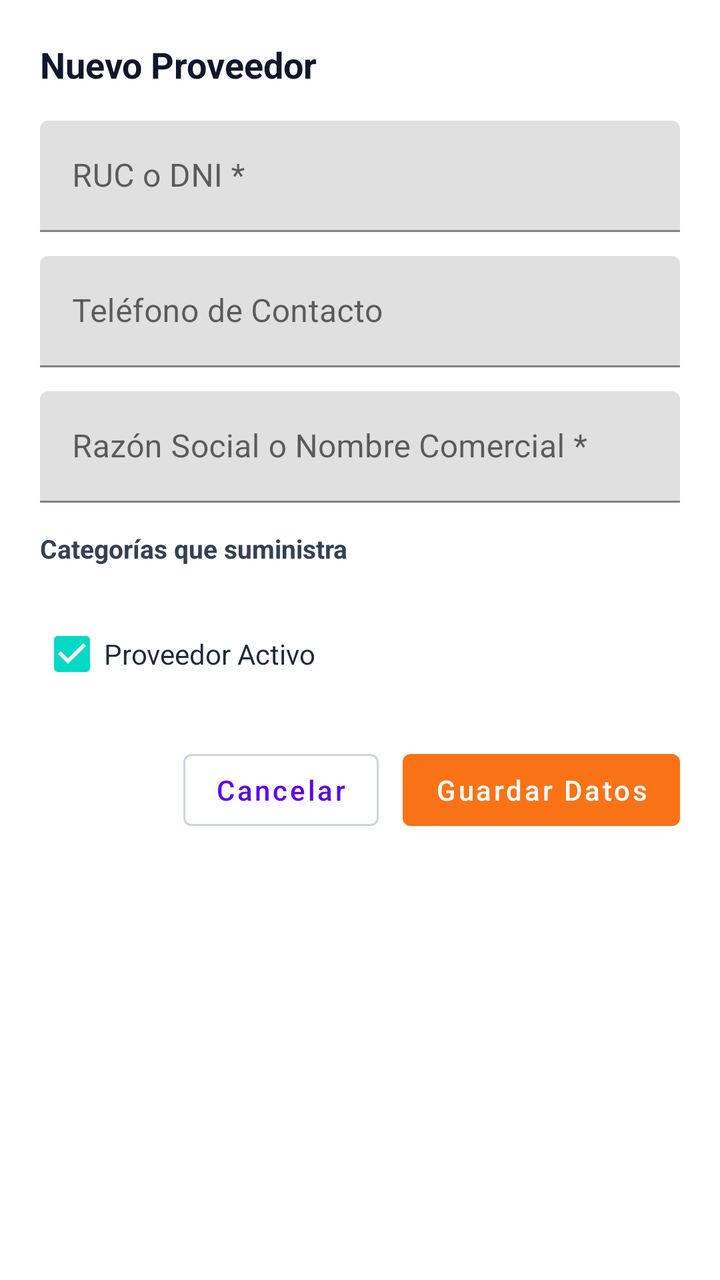
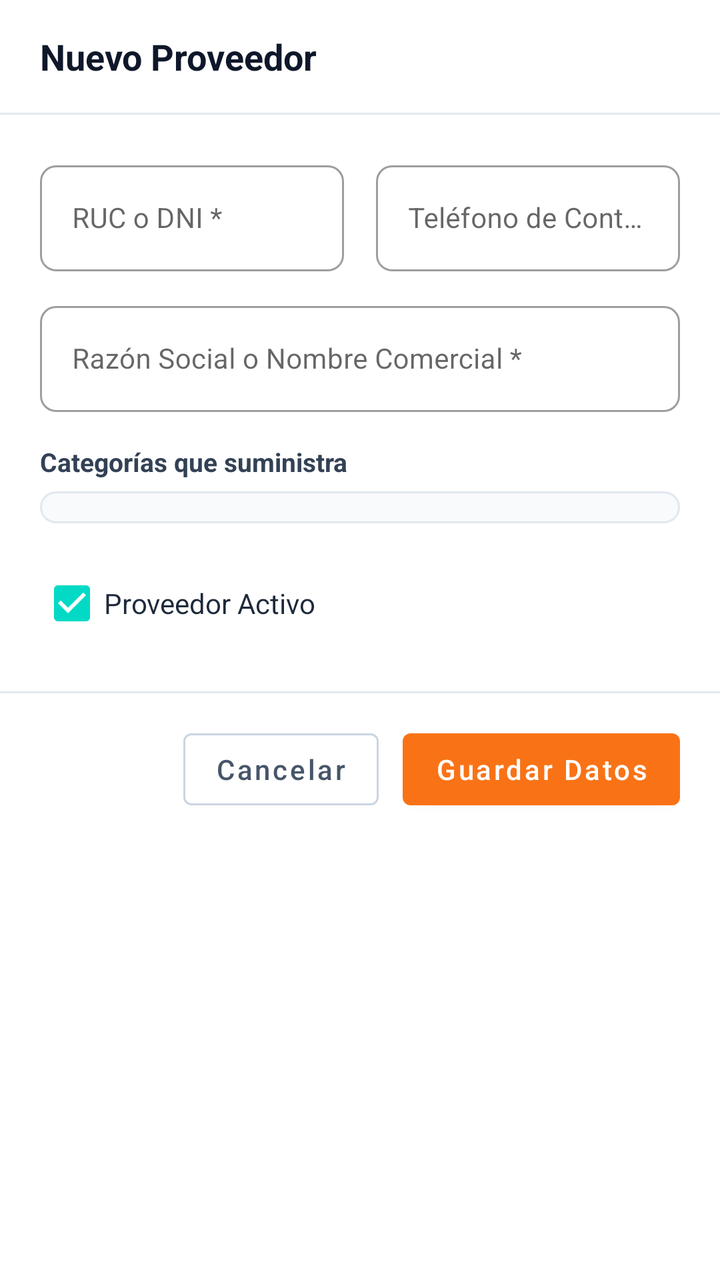

An Android layout rendered at two revisions. The XML below is the earlier revision; the diff shows what the commit changed to produce the second picture.
<!-- AndroidManifest.xml: application theme Theme.MaterialComponents.Light.NoActionBar -->
<!-- res/layout/dialog_proveedor.xml -->
<?xml version="1.0" encoding="utf-8"?>
<ScrollView xmlns:android="http://schemas.android.com/apk/res/android"
    xmlns:app="http://schemas.android.com/apk/res-auto"
    android:layout_width="match_parent"
    android:layout_height="wrap_content">

    <LinearLayout
        android:layout_width="match_parent"
        android:layout_height="wrap_content"
        android:orientation="vertical"
        android:padding="20dp">

        <TextView
            android:id="@+id/tvDialogTitulo"
            android:layout_width="match_parent"
            android:layout_height="wrap_content"
            android:text="Nuevo Proveedor"
            android:textColor="#0F172A"
            android:textSize="18sp"
            android:textStyle="bold" />

        
        <com.google.android.material.textfield.TextInputLayout
            android:layout_width="match_parent"
            android:layout_height="wrap_content"
            android:layout_marginTop="16dp"
            android:hint="RUC o DNI *">

            <com.google.android.material.textfield.TextInputEditText
                android:id="@+id/etRuc"
                android:layout_width="match_parent"
                android:layout_height="wrap_content"
                android:inputType="number" />
        </com.google.android.material.textfield.TextInputLayout>

        
        <com.google.android.material.textfield.TextInputLayout
            android:layout_width="match_parent"
            android:layout_height="wrap_content"
            android:layout_marginTop="12dp"
            android:hint="Teléfono de Contacto">

            <com.google.android.material.textfield.TextInputEditText
                android:id="@+id/etTelefono"
                android:layout_width="match_parent"
                android:layout_height="wrap_content"
                android:inputType="phone" />
        </com.google.android.material.textfield.TextInputLayout>

        
        <com.google.android.material.textfield.TextInputLayout
            android:layout_width="match_parent"
            android:layout_height="wrap_content"
            android:layout_marginTop="12dp"
            android:hint="Razón Social o Nombre Comercial *">

            <com.google.android.material.textfield.TextInputEditText
                android:id="@+id/etRazonSocial"
                android:layout_width="match_parent"
                android:layout_height="wrap_content"
                android:inputType="textCapWords" />
        </com.google.android.material.textfield.TextInputLayout>

        <TextView
            android:layout_width="wrap_content"
            android:layout_height="wrap_content"
            android:layout_marginTop="14dp"
            android:text="Categorías que suministra"
            android:textColor="#334155"
            android:textSize="13sp"
            android:textStyle="bold" />

        <com.google.android.material.chip.ChipGroup
            android:id="@+id/chipGroupCategoriasDialog"
            android:layout_width="match_parent"
            android:layout_height="wrap_content"
            android:layout_marginTop="8dp" />

        
        <com.google.android.material.checkbox.MaterialCheckBox
            android:id="@+id/cbActivo"
            android:layout_width="wrap_content"
            android:layout_height="wrap_content"
            android:layout_marginTop="12dp"
            android:checked="true"
            android:text="Proveedor Activo"
            android:textColor="#1E293B" />

        
        <LinearLayout
            android:layout_width="match_parent"
            android:layout_height="wrap_content"
            android:layout_marginTop="20dp"
            android:gravity="end"
            android:orientation="horizontal">

            <com.google.android.material.button.MaterialButton
                android:id="@+id/btnCancelar"
                style="@style/Widget.MaterialComponents.Button.OutlinedButton"
                android:layout_width="wrap_content"
                android:layout_height="wrap_content"
                android:text="Cancelar"
                android:textAllCaps="false"
                app:strokeColor="#CBD5E1" />

            <com.google.android.material.button.MaterialButton
                android:id="@+id/btnGuardar"
                android:layout_width="wrap_content"
                android:layout_height="wrap_content"
                android:layout_marginStart="12dp"
                android:text="Guardar Datos"
                android:textAllCaps="false"
                app:backgroundTint="#F97316" />
        </LinearLayout>

    </LinearLayout>
</ScrollView>
<!-- resources referenced by this layout -->
<resources>

</resources>

<!-- the commit's change to res/layout/dialog_proveedor.xml (unified diff, before → after) -->
@@ -2,97 +2,164 @@
 <ScrollView xmlns:android="http://schemas.android.com/apk/res/android"
     xmlns:app="http://schemas.android.com/apk/res-auto"
     android:layout_width="match_parent"
-    android:layout_height="wrap_content">
+    android:layout_height="wrap_content"
+    android:background="@android:color/transparent">
 
     <LinearLayout
         android:layout_width="match_parent"
         android:layout_height="wrap_content"
-        android:orientation="vertical"
-        android:padding="20dp">
-
-        <TextView
-            android:id="@+id/tvDialogTitulo"
-            android:layout_width="match_parent"
-            android:layout_height="wrap_content"
-            android:text="Nuevo Proveedor"
-            android:textColor="#0F172A"
-            android:textSize="18sp"
-            android:textStyle="bold" />
-
-        
-        <com.google.android.material.textfield.TextInputLayout
-            android:layout_width="match_parent"
-            android:layout_height="wrap_content"
-            android:layout_marginTop="16dp"
-            android:hint="RUC o DNI *">
-
-            <com.google.android.material.textfield.TextInputEditText
-                android:id="@+id/etRuc"
-                android:layout_width="match_parent"
-                android:layout_height="wrap_content"
-                android:inputType="number" />
-        </com.google.android.material.textfield.TextInputLayout>
-
-        
-        <com.google.android.material.textfield.TextInputLayout
-            android:layout_width="match_parent"
-            android:layout_height="wrap_content"
-            android:layout_marginTop="12dp"
-            android:hint="Teléfono de Contacto">
-
-            <com.google.android.material.textfield.TextInputEditText
-                android:id="@+id/etTelefono"
-                android:layout_width="match_parent"
-                android:layout_height="wrap_content"
-                android:inputType="phone" />
-        </com.google.android.material.textfield.TextInputLayout>
-
-        
-        <com.google.android.material.textfield.TextInputLayout
-            android:layout_width="match_parent"
-            android:layout_height="wrap_content"
-            android:layout_marginTop="12dp"
-            android:hint="Razón Social o Nombre Comercial *">
-
-            <com.google.android.material.textfield.TextInputEditText
-                android:id="@+id/etRazonSocial"
-                android:layout_width="match_parent"
-                android:layout_height="wrap_content"
-                android:inputType="textCapWords" />
-        </com.google.android.material.textfield.TextInputLayout>
-
-        <TextView
-            android:layout_width="wrap_content"
-            android:layout_height="wrap_content"
-            android:layout_marginTop="14dp"
-            android:text="Categorías que suministra"
-            android:textColor="#334155"
-            android:textSize="13sp"
-            android:textStyle="bold" />
-
-        <com.google.android.material.chip.ChipGroup
-            android:id="@+id/chipGroupCategoriasDialog"
-            android:layout_width="match_parent"
-            android:layout_height="wrap_content"
-            android:layout_marginTop="8dp" />
-
-        
-        <com.google.android.material.checkbox.MaterialCheckBox
-            android:id="@+id/cbActivo"
-            android:layout_width="wrap_content"
-            android:layout_height="wrap_content"
-            android:layout_marginTop="12dp"
-            android:checked="true"
-            android:text="Proveedor Activo"
-            android:textColor="#1E293B" />
+        android:orientation="vertical">
 
         
         <LinearLayout
             android:layout_width="match_parent"
             android:layout_height="wrap_content"
-            android:layout_marginTop="20dp"
+            android:gravity="center_vertical"
+            android:orientation="horizontal"
+            android:paddingHorizontal="20dp"
+            android:paddingVertical="16dp">
+
+            <TextView
+                android:id="@+id/tvDialogTitulo"
+                android:layout_width="0dp"
+                android:layout_height="wrap_content"
+                android:layout_weight="1"
+                android:text="Nuevo Proveedor"
+                android:textColor="#0F172A"
+                android:textSize="18sp"
+                android:textStyle="bold" />
+        </LinearLayout>
+
+        <View
+            android:layout_width="match_parent"
+            android:layout_height="1dp"
+            android:background="#E2E8F0" />
+
+        
+        <LinearLayout
+            android:layout_width="match_parent"
+            android:layout_height="wrap_content"
+            android:orientation="vertical"
+            android:padding="20dp">
+
+            
+            <LinearLayout
+                android:layout_width="match_parent"
+                android:layout_height="wrap_content"
+                android:orientation="horizontal">
+
+                <com.google.android.material.textfield.TextInputLayout
+                    style="@style/Widget.MaterialComponents.TextInputLayout.OutlinedBox"
+                    android:layout_width="0dp"
+                    android:layout_height="wrap_content"
+                    android:layout_weight="1"
+                    android:layout_marginEnd="8dp"
+                    app:boxCornerRadiusBottomEnd="8dp"
+                    app:boxCornerRadiusBottomStart="8dp"
+                    app:boxCornerRadiusTopEnd="8dp"
+                    app:boxCornerRadiusTopStart="8dp"
+                    android:hint="RUC o DNI *">
+
+                    <com.google.android.material.textfield.TextInputEditText
+                        android:id="@+id/etRuc"
+                        android:layout_width="match_parent"
+                        android:layout_height="wrap_content"
+                        android:inputType="number"
+                        android:textSize="14sp" />
+                </com.google.android.material.textfield.TextInputLayout>
+
+                <com.google.android.material.textfield.TextInputLayout
+                    style="@style/Widget.MaterialComponents.TextInputLayout.OutlinedBox"
+                    android:layout_width="0dp"
+                    android:layout_height="wrap_content"
+                    android:layout_weight="1"
+                    android:layout_marginStart="8dp"
+                    app:boxCornerRadiusBottomEnd="8dp"
+                    app:boxCornerRadiusBottomStart="8dp"
+                    app:boxCornerRadiusTopEnd="8dp"
+                    app:boxCornerRadiusTopStart="8dp"
+                    android:hint="Teléfono de Contacto">
+
+                    <com.google.android.material.textfield.TextInputEditText
+                        android:id="@+id/etTelefono"
+                        android:layout_width="match_parent"
+                        android:layout_height="wrap_content"
+                        android:inputType="phone"
+                        android:textSize="14sp" />
+                </com.google.android.material.textfield.TextInputLayout>
+            </LinearLayout>
+
+            
+            <com.google.android.material.textfield.TextInputLayout
+                style="@style/Widget.MaterialComponents.TextInputLayout.OutlinedBox"
+                android:layout_width="match_parent"
+                android:layout_height="wrap_content"
+                android:layout_marginTop="12dp"
+                app:boxCornerRadiusBottomEnd="8dp"
+                app:boxCornerRadiusBottomStart="8dp"
+                app:boxCornerRadiusTopEnd="8dp"
+                app:boxCornerRadiusTopStart="8dp"
+                android:hint="Razón Social o Nombre Comercial *">
+
+                <com.google.android.material.textfield.TextInputEditText
+                    android:id="@+id/etRazonSocial"
+                    android:layout_width="match_parent"
+                    android:layout_height="wrap_content"
+                    android:inputType="textCapWords"
+                    android:textSize="14sp" />
+            </com.google.android.material.textfield.TextInputLayout>
+
+            
+            <TextView
+                android:layout_width="wrap_content"
+                android:layout_height="wrap_content"
+                android:layout_marginTop="16dp"
+                android:text="Categorías que suministra"
+                android:textColor="#334155"
+                android:textSize="13sp"
+                android:textStyle="bold" />
+
+            
+            <FrameLayout
+                android:layout_width="match_parent"
+                android:layout_height="wrap_content"
+                android:layout_marginTop="6dp"
+                android:background="@drawable/bg_campo_entrada"
+                android:padding="8dp">
+
+                <com.google.android.material.chip.ChipGroup
+                    android:id="@+id/chipGroupCategoriasDialog"
+                    android:layout_width="match_parent"
+                    android:layout_height="wrap_content"
+                    app:chipSpacingHorizontal="6dp"
+                    app:chipSpacingVertical="4dp" />
+            </FrameLayout>
+
+            
+            <com.google.android.material.checkbox.MaterialCheckBox
+                android:id="@+id/cbActivo"
+                android:layout_width="wrap_content"
+                android:layout_height="wrap_content"
+                android:layout_marginTop="16dp"
+                android:checked="true"
+                android:text="Proveedor Activo"
+                android:textColor="#1E293B" />
+
+        </LinearLayout>
+
+        <View
+            android:layout_width="match_parent"
+            android:layout_height="1dp"
+            android:background="#E2E8F0" />
+
+        
+        <LinearLayout
+            android:layout_width="match_parent"
+            android:layout_height="wrap_content"
             android:gravity="end"
-            android:orientation="horizontal">
+            android:orientation="horizontal"
+            android:paddingHorizontal="20dp"
+            android:paddingVertical="14dp">
 
             <com.google.android.material.button.MaterialButton
                 android:id="@+id/btnCancelar"
@@ -101,6 +168,7 @@
                 android:layout_height="wrap_content"
                 android:text="Cancelar"
                 android:textAllCaps="false"
+                android:textColor="#475569"
                 app:strokeColor="#CBD5E1" />
 
             <com.google.android.material.button.MaterialButton
<!-- resource entries referenced after the edit -->
@@ -1,5 +1,14 @@
 <!-- resources referenced by this layout -->
 <resources>
-
+  <!-- drawable bg_campo_entrada (drawable) -->
+  <?xml version="1.0" encoding="utf-8"?>
+  <shape xmlns:android="http://schemas.android.com/apk/res/android">
+      <solid android:color="#F8FAFC" /> 
+      <stroke
+          android:width="1dp"
+          android:color="@color/input_stroke" />
+      <corners android:radius="12dp" />
+  </shape>
+  <color name="input_stroke">#E2E8F0</color>
 </resources>
 
